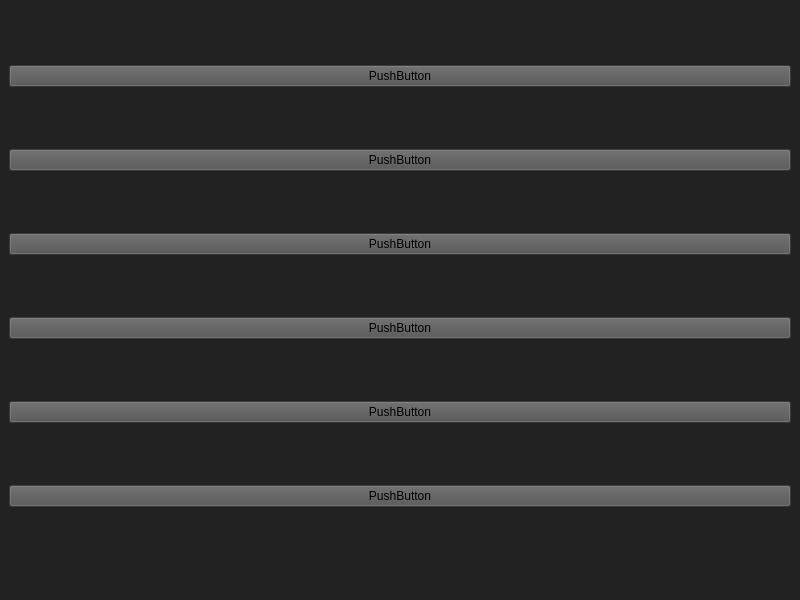
Before: the Qt Designer form uis/faq.ui in dmhd6219/JoJoOrganizer, drawn with Qt 5.
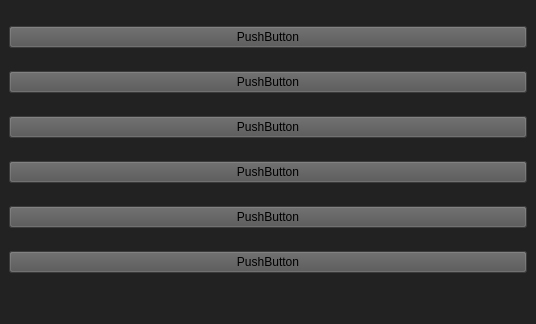
After: the same form once the commit is applied.

Patch:
```diff
--- a/uis/faq.ui
+++ b/uis/faq.ui
@@ -6,14 +6,14 @@
    <rect>
     <x>0</x>
     <y>0</y>
-    <width>800</width>
-    <height>600</height>
+    <width>536</width>
+    <height>324</height>
    </rect>
   </property>
   <property name="minimumSize">
    <size>
-    <width>800</width>
-    <height>600</height>
+    <width>536</width>
+    <height>324</height>
    </size>
   </property>
   <property name="windowTitle">
```
Left out of the diff: 2 changed lines with no effect on the pictures.
